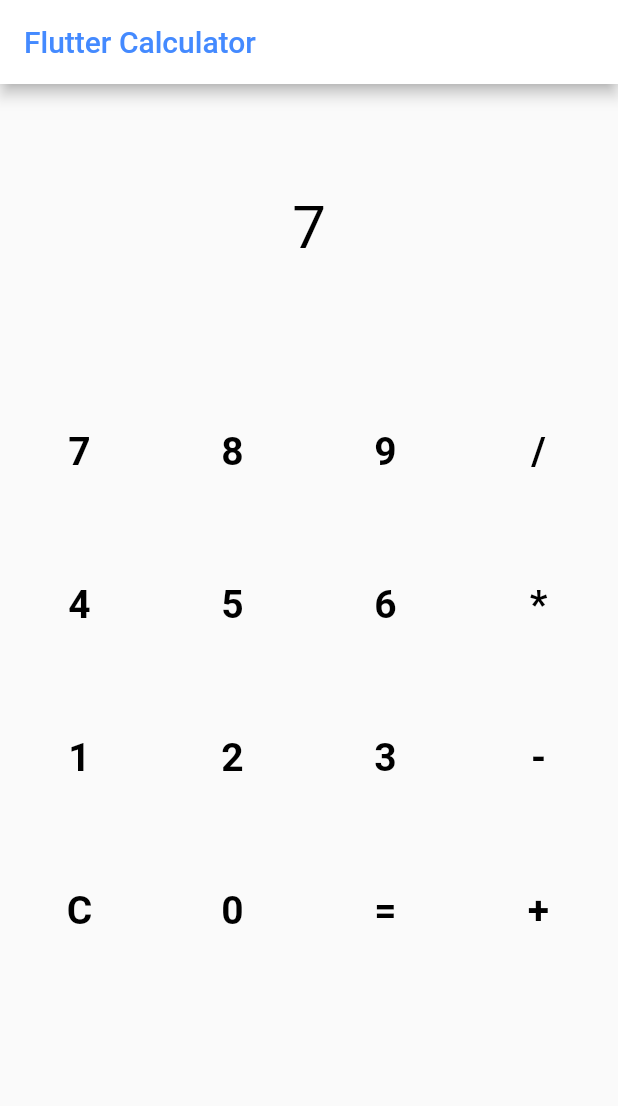
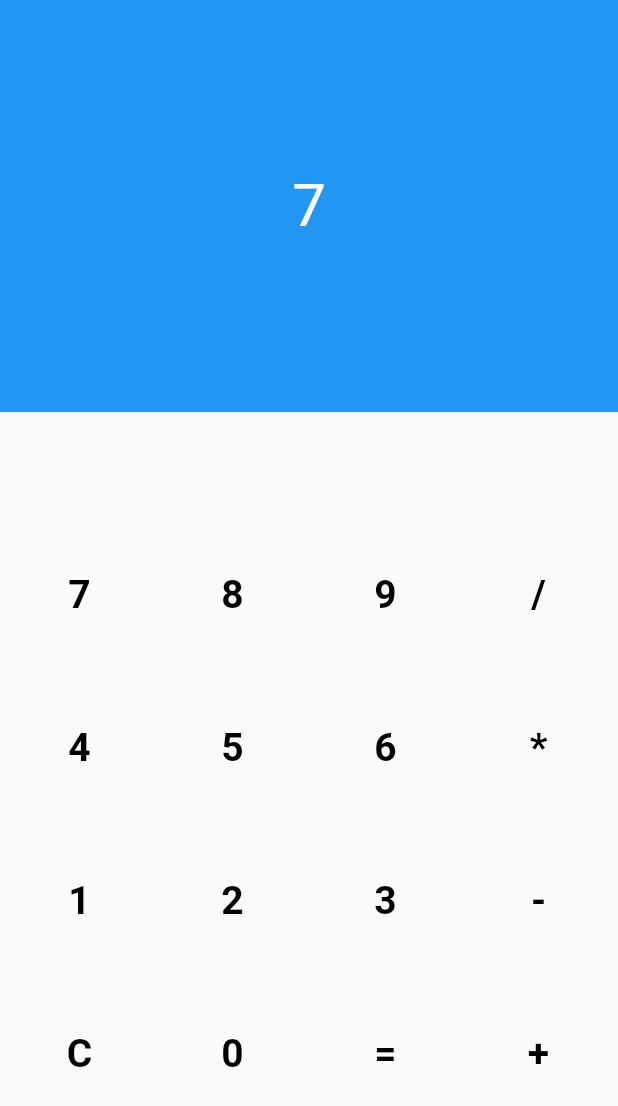
Before and after one commit to simonesestito/flutter-calculator, a Flutter app: the screen it shows after launch, after a tap on an icon or button, on a phone screen of 412 x 824 dp. Shown: the top 1106 px of the screen. Run offline on Flutter 3.47's test engine with Material 2 defaults, Android fonts, the phone set to English and light mode, and no system bars.

Commit message:
New layout

```diff
--- a/lib/main.dart
+++ b/lib/main.dart
@@ -1,4 +1,5 @@
 import 'package:flutter/material.dart';
+
 import 'parser.dart';
 
 void main() => runApp(new MyApp());
@@ -14,10 +15,8 @@ class MyApp extends StatelessWidget {
     return new MaterialApp(
       title: appName,
       theme: new ThemeData(
-        brightness: Brightness.light,
-        primaryColor: Colors.blueAccent,
-        accentColor: Colors.cyanAccent,
-        buttonColor: Colors.grey,
+        primarySwatch: Colors.blue,
+        accentColor: Colors.tealAccent,
       ),
       home: new Main(),
     );
@@ -28,15 +27,6 @@ class Main extends StatelessWidget {
   @override
   Widget build(BuildContext context) {
     return new Scaffold(
-      appBar: new AppBar(
-        backgroundColor: Colors.white,
-        title: new Text(
-          appName,
-          style: new TextStyle(
-            color: Theme.of(context).primaryColor,
-          ),
-        ),
-      ),
       body: new Column(
         children: <Widget>[
           new Display(),
@@ -63,18 +53,22 @@ class DisplayState extends State<Display> {
   @override
   Widget build(BuildContext context) {
     return new Expanded(
-      flex: 1,
+        flex: 2,
+        child: new Container(
+          color: Theme
+              .of(context)
+              .primaryColor,
           child: new Center(
             child: new Text(
               _expression,
               textAlign: TextAlign.end,
               style: new TextStyle(
                 fontSize: 40.0,
-            color: Colors.black,
+                color: Colors.white,
               ),
             ),
           ),
-    );
+        ));
   }
 }
 
@@ -100,13 +94,13 @@ bool _addKey(String key) {
   } else if (key == '=') {
     try {
       var parser = const Parser();
-      _expr = parser.parseExpression(_expr).toString();
+      _expr += ' = ' + parser.parseExpression(_expr).toString();
       _result = true;
     } on Error {
-      print('ERROR');
       return false;
     }
   }
+  // ignore: invalid_use_of_protected_member
   _displayState.setState(() {
     _displayState._expression = _expr;
     _displayState._resultDisplayed = _result;
@@ -118,7 +112,11 @@ class Keyboard extends StatelessWidget {
   @override
   Widget build(BuildContext context) {
     return new Expanded(
-        flex: 3,
+        flex: 4,
+        child: new Center(
+            child:
+            new AspectRatio(
+              aspectRatio: 1.0, // To center the GridView
               child: new GridView.count(
                 crossAxisCount: 4,
                 childAspectRatio: 1.0,
@@ -126,15 +124,19 @@ class Keyboard extends StatelessWidget {
                 mainAxisSpacing: 4.0,
                 crossAxisSpacing: 4.0,
                 children: <String>[
+                  // @formatter:off
               '7', '8', '9', '/',
               '4', '5', '6', '*',
               '1', '2', '3', '-',
               'C', '0', '=', '+',
+              // @formatter:on
                 ].map((key) {
                   return new GridTile(
                     child: new KeyboardKey(key),
                   );
                 }).toList(),
+              ),
+            )
         ));
   }
 }
@@ -155,7 +157,9 @@ class KeyboardKey extends StatelessWidget {
           color: Colors.black,
         ),
       ),
-      color: Theme.of(context).scaffoldBackgroundColor,
+      color: Theme
+          .of(context)
+          .scaffoldBackgroundColor,
       onPressed: () {
         var success = _addKey(_keyValue);
         if (!success) {
```
Lines whose indentation alone changed are shown as unchanged.
